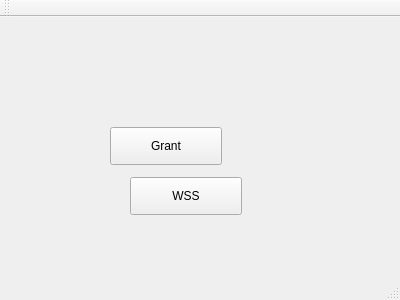
This is mainwindow.ui in pinaraf/Slacken as Qt 5 draws it before an edit. The edited form follows.
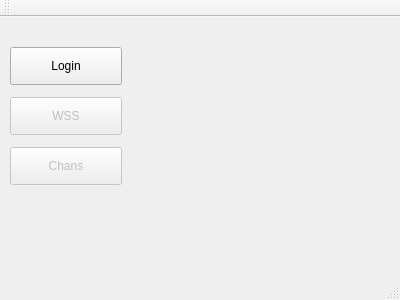
This is the edited form.

Diff of the .ui file:
```diff
--- a/mainwindow.ui
+++ b/mainwindow.ui
@@ -17,21 +17,24 @@
    <widget class="QPushButton" name="pushButton">
     <property name="geometry">
      <rect>
-      <x>110</x>
-      <y>110</y>
+      <x>10</x>
+      <y>30</y>
       <width>112</width>
       <height>38</height>
      </rect>
     </property>
     <property name="text">
-     <string>Grant</string>
+     <string>Login</string>
     </property>
    </widget>
    <widget class="QPushButton" name="pushButton_2">
+    <property name="enabled">
+     <bool>false</bool>
+    </property>
     <property name="geometry">
      <rect>
-      <x>130</x>
-      <y>160</y>
+      <x>10</x>
+      <y>80</y>
       <width>112</width>
       <height>38</height>
      </rect>
@@ -40,6 +43,22 @@
      <string>WSS</string>
     </property>
    </widget>
+   <widget class="QPushButton" name="pushButton_3">
+    <property name="enabled">
+     <bool>false</bool>
+    </property>
+    <property name="geometry">
+     <rect>
+      <x>10</x>
+      <y>130</y>
+      <width>112</width>
+      <height>38</height>
+     </rect>
+    </property>
+    <property name="text">
+     <string>Chans</string>
+    </property>
+   </widget>
   </widget>
   <widget class="QMenuBar" name="menuBar">
    <property name="geometry">
```
